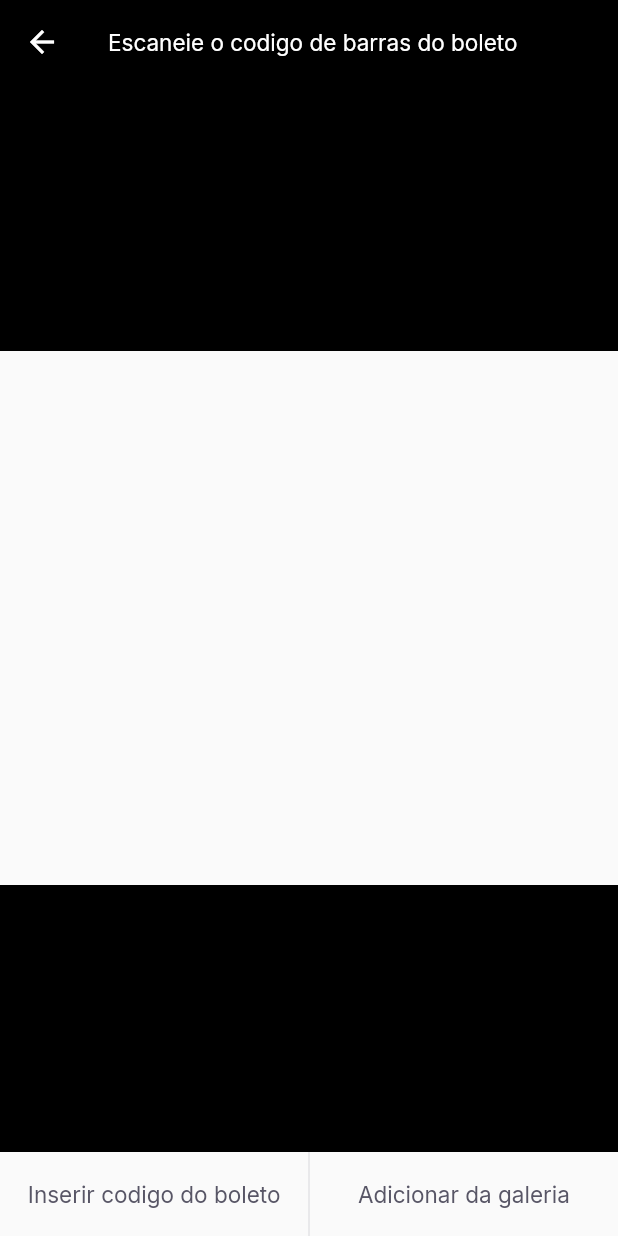
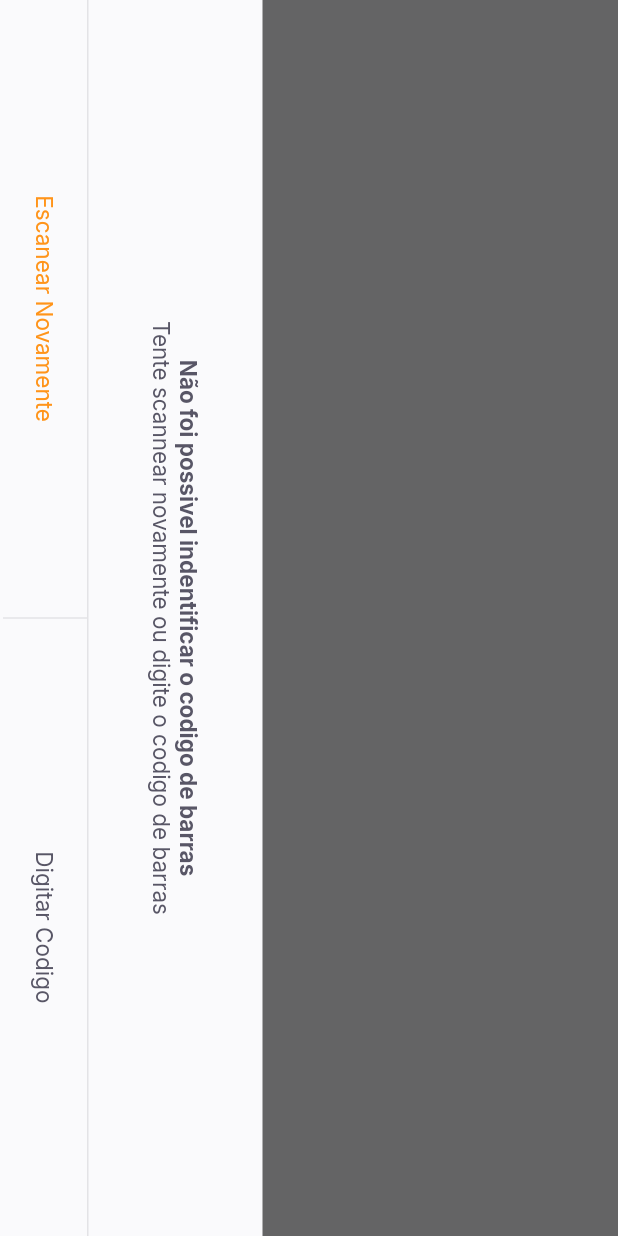
Before and after one commit to Tsilva16/pay_flow, a Flutter app: the BarcodeScannerPage screen opened by its route, on a phone screen of 412 x 824 dp. Run offline on Flutter 3.47's test engine with Material 2 defaults, Android fonts, the phone set to English and light mode, and no system bars; our stand-ins replace firebase_core, google_fonts, google_sign_in, shared_preferences; accounts and stored records are empty.

Commit message:
Create BarcodeScannerPage

```diff
--- a/lib/modules/barcode_scanner/barcode_scanner_page.dart
+++ b/lib/modules/barcode_scanner/barcode_scanner_page.dart
@@ -1,6 +1,7 @@
 import 'package:flutter/material.dart';
 import 'package:payflow/shared/themes/app_colors.dart';
 import 'package:payflow/shared/themes/app_text_styles.dart';
+import 'package:payflow/shared/widgets/bottom_sheet/bottom_sheet_widget.dart';
 import 'package:payflow/shared/widgets/set_label_buttons/set_label_buttons.dart';
 
 class BarcodeScannerPage extends StatefulWidget {
@@ -13,12 +14,28 @@ class BarcodeScannerPage extends StatefulWidget {
 class _BarcodeScannerPageState extends State<BarcodeScannerPage> {
   @override
   Widget build(BuildContext context) {
-    return Scaffold(
+    return BottomSheetWidget(
+      title: "Não foi possivel indentificar o codigo de barras",
+      subtitle: "Tente scannear novamente ou digite o codigo de barras",
+      primaryLabel: "Escanear Novamente",
+      primaryOnPressed: () {},
+      secondaryLabel: "Digitar Codigo",
+      secondaryOnPressed: () {},
+    );
+    return SafeArea(
+      top: true,
+      bottom: true,
+      left: true,
+      right: true,
+      child: RotatedBox(
+        quarterTurns: 1,
+        child: Scaffold(
         appBar: AppBar(
             backgroundColor: Colors.black,
             title: Text("Escaneie o codigo de barras do boleto",
             style: TextStyles.buttonBackground,
             ),
+            centerTitle: true,
             leading: BackButton(
               color: AppColors.background,
             ),
@@ -42,7 +59,9 @@ class _BarcodeScannerPageState extends State<BarcodeScannerPage> {
                   primaryLabel: "Inserir codigo do boleto",
                   primaryOnPressed: () {},
                   secondaryLabel: "Adicionar da galeria",
-              secondaryOnPressed: () {}));
+                  secondaryOnPressed: () {})),
+      ),
+    );
 
   }
 }
--- /dev/null
+++ b/lib/shared/widgets/bottom_sheet/bottom_sheet_widget.dart
@@ -0,0 +1,68 @@
+import 'package:flutter/material.dart';
+import 'package:payflow/shared/themes/app_colors.dart';
+import 'package:payflow/shared/themes/app_text_styles.dart';
+import 'package:payflow/shared/widgets/set_label_buttons/set_label_buttons.dart';
+
+class BottomSheetWidget extends StatelessWidget {
+  final String primaryLabel;
+  final VoidCallback primaryOnPressed;
+  final String secondaryLabel;
+  final VoidCallback secondaryOnPressed;
+  final String title;
+  final String subtitle;
+  const BottomSheetWidget({ Key? key,
+    required this.primaryLabel,
+    required this.primaryOnPressed,
+    required this.secondaryLabel,
+    required this.secondaryOnPressed,
+    required this.title,
+    required this.subtitle,
+    }) : super(key: key);
+
+  @override
+  Widget build(BuildContext context) {
+    return SafeArea(
+          child: RotatedBox(
+        quarterTurns: 1,
+            child: Material(
+              child: Container(
+            color: AppColors.shape,
+            child: Column(
+              children: [
+                Expanded(child: Container(color: Colors.black.withOpacity(0.6),
+                )),
+                Column(
+                  children:[
+                    Padding(
+                      padding: const EdgeInsets.all(40),
+                      child: Text.rich(TextSpan(text: title,
+                      style: TextStyles.buttonBoldHeading,
+                      children:[
+                        TextSpan(text: "\n$subtitle",
+                        style: TextStyles.buttonHeading,
+                        ),
+                        ]),
+                        textAlign: TextAlign.center,
+                        ),
+                    ),
+                    Container(
+                      height: 1,
+                      color: AppColors.stroke,
+                    ),
+                    SetLabelButtons(
+                      enablePrimaryColor: true,
+                      primaryLabel: primaryLabel,
+                      primaryOnPressed: primaryOnPressed,
+                      secondaryLabel: secondaryLabel,
+                      secondaryOnPressed: secondaryOnPressed),
+                      SizedBox(height: 2),
+                  ],
+                ),
+              ],
+            ),
+          ),
+        ),
+      ),
+    );
+  }
+}
--- a/lib/shared/widgets/label_button/label_button.dart
+++ b/lib/shared/widgets/label_button/label_button.dart
@@ -4,10 +4,12 @@ import 'package:payflow/shared/themes/app_text_styles.dart';
 class LabelButton extends StatelessWidget {
   final String label;
   final VoidCallback onPressed;
+  final TextStyle? style;
   const LabelButton({
     Key? key,
     required this.label,
     required this.onPressed,
+    this.style
     }) : super(key: key);
 
   @override
@@ -18,7 +20,7 @@ class LabelButton extends StatelessWidget {
         onPressed: onPressed,
         child:
         Text(label,
-      style: TextStyles.buttonHeading,
+        style: style ?? TextStyles.buttonHeading,
         ),
       ),
     );
--- a/lib/shared/widgets/set_label_buttons/set_label_buttons.dart
+++ b/lib/shared/widgets/set_label_buttons/set_label_buttons.dart
@@ -1,4 +1,5 @@
 import 'package:flutter/material.dart';
+import 'package:payflow/shared/themes/app_text_styles.dart';
 import 'package:payflow/shared/widgets/divider_vertical/divider_vertical_widget.dart';
 import 'package:payflow/shared/widgets/label_button/label_button.dart';
 
@@ -7,12 +8,14 @@ class SetLabelButtons extends StatelessWidget {
   final VoidCallback primaryOnPressed;
   final String secondaryLabel;
   final VoidCallback secondaryOnPressed;
+  final bool enablePrimaryColor;
   const SetLabelButtons({
     Key? key,
     required this.primaryLabel,
     required this.primaryOnPressed,
     required this.secondaryLabel,
     required this.secondaryOnPressed,
+    this.enablePrimaryColor = false,
      }) : super(key: key);
 
   @override
@@ -24,6 +27,7 @@ class SetLabelButtons extends StatelessWidget {
                         child: LabelButton(
               label: primaryLabel,
               onPressed: primaryOnPressed,
+              style: enablePrimaryColor? TextStyles.buttonPrimary: null,
               )),
             DividerVerticalWidget(),
             Expanded(
```
Lines whose indentation alone changed are shown as unchanged.
